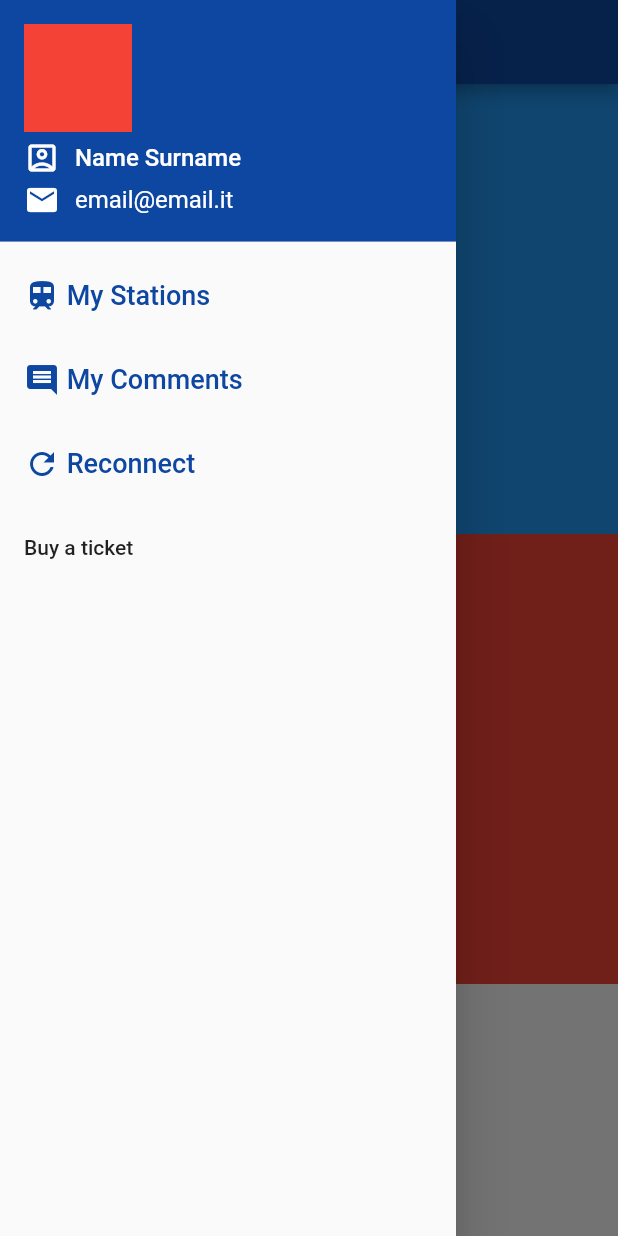
After one commit to AndreaVentura97/Design-and-Implementation-of-Mobile-Application, a Flutter app: the BuilderWidget screen opened directly, with the side drawer open, on a phone screen of 412 x 824 dp. The commit adds this screen. Run offline on Flutter 3.47's test engine with Material 2 defaults, Android fonts, the phone set to English and light mode, and no system bars; our stand-ins replace auto_size_text, carousel_pro, carousel_slider, delayed_display, dio, firebase_auth and 11 more; missing offline and left inert: android_intent, device_apps, flutter_facebook_login, googleapis, mongo_dart, sevr; accounts and stored records are empty; statements that could not run were skipped.

Commit message:
Tab Implementation

```diff
--- /dev/null
+++ b/flutter_app/lib/src/tabView/BuilderWidget.dart
@@ -0,0 +1,283 @@
+import 'dart:io';
+import 'dart:convert';
+import 'dart:typed_data';
+import 'package:android_intent/android_intent.dart';
+import 'package:device_apps/device_apps.dart';
+import 'package:firebase_messaging/firebase_messaging.dart';
+import 'package:flutter/material.dart';
+import 'package:flutter_app/redux/actions/actions.dart';
+import 'package:flutter_app/redux/model/AppState.dart';
+import 'package:flutter_app/src/services/userService.dart';
+import 'package:path_provider/path_provider.dart';
+import '../db.dart' as DB;
+import 'package:flutter_app/src/view/viewModel.dart';
+import 'package:flutter_redux/flutter_redux.dart';
+import 'package:url_launcher/url_launcher.dart';
+import '../view/profile.dart';
+import '../checkLogin.dart';
+
+//import 'login.dart';
+//import '../view/InfoProfileScreen.dart';
+import '../view/myCommentsScreen.dart';
+import '../view/myStations.dart';
+import '../view/notificationScreen.dart' as not;
+import '../view/notificationWidget.dart';
+import 'package:image_picker/image_picker.dart';
+
+class BuilderWidget extends StatefulWidget {
+  @override
+  BuilderWidgetState createState() => BuilderWidgetState();
+}
+
+class BuilderWidgetState extends State<BuilderWidget> {
+  var flag = false;
+  var package;
+  File imageFile;
+
+  @override
+  Widget build(BuildContext context) {
+    return new StoreConnector<AppState, ViewModel>(
+        converter: (store) => createViewModel(store),
+        builder: (context, _viewModel) {
+          return Scaffold(
+            appBar: AppBar(
+              backgroundColor: Colors.blue[900],
+            ),
+            drawer: new Drawer(
+                child: ListView(children: <Widget>[
+                  InkWell(
+                child: new UserAccountsDrawerHeader(
+                  decoration: BoxDecoration(color: Colors.blue[900]),
+                  accountName: Row(children: [
+                    Icon(
+                      Icons.account_box_outlined,
+                      color: Colors.white,
+                    ),
+                    SizedBox(
+                      width: 10,
+                    ),
+                    Text(
+                      "Name Surname",
+                      style: TextStyle(
+                        fontSize: 16,
+                      ),
+                    ),
+                  ]),
+                  accountEmail: Row(children: [
+                    Icon(
+                      Icons.email,
+                      color: Colors.white,
+                    ),
+                    SizedBox(
+                      width: 10,
+                    ),
+                    Text(
+                      "email@email.it",
+                      style: TextStyle(
+                        fontSize: 16,
+                      ),
+                    ),
+                  ]),
+                  currentAccountPicture: Container(
+                      color: Colors.yellow,
+                      child: Container(
+                        height: 50,
+                        width: 50,
+                        color: Colors.red,
+                      )
+
+                      // new CircleAvatar(
+                      //       backgroundImage: getPhoto(_viewModel.c.photo),
+                      //     ),
+                      ),
+                ),
+                onTap: () {
+                  // Navigator.pushReplacement(
+                  //     context,
+                  //     MaterialPageRoute(
+                  //         builder: (BuildContext context) =>
+                  //             InfoProfile(email: _viewModel.c.email)));
+                },
+              ),
+                  new ListTile(
+                  title: Row(
+                    mainAxisAlignment: MainAxisAlignment.start,
+                    children: [
+                      Icon(
+                        Icons.train,
+                        color: Colors.blue[900],
+                      ),
+                      Text(
+                        " My Stations",
+                        style: TextStyle(color: Colors.blue[900], fontSize: 18),
+                      ),
+                    ],
+                  ),
+                  onTap: () {
+                    // Navigator.push(
+                    //     context,
+                    //     MaterialPageRoute(
+                    //         builder: (context) =>
+                    //             MyStations(email: _viewModel.c.email)));
+                  }),
+                  new ListTile(
+                  title: Row(
+                    mainAxisAlignment: MainAxisAlignment.start,
+                    children: [
+                      Icon(
+                        Icons.comment,
+                        color: Colors.blue[900],
+                      ),
+                      Text(
+                        " My Comments",
+                        style: TextStyle(color: Colors.blue[900], fontSize: 18),
+                      ),
+                    ],
+                  ),
+                  onTap: () {
+                    // Navigator.push(context,
+                    //     MaterialPageRoute(builder: (context) => MyComments()));
+                  }),
+              //     new ListTile(
+              //   title:
+              //       Row(children: [Text("Notification"), NotificationWidget()]),
+              // ),
+                  new ListTile(
+                  title: Row(
+                    mainAxisAlignment: MainAxisAlignment.start,
+                    children: [
+                      Icon(
+                        Icons.refresh,
+                        color: Colors.blue[900],
+                      ),
+                      Text(
+                        " Reconnect",
+                        style: TextStyle(color: Colors.blue[900], fontSize: 18),
+                      ),
+                    ],
+                  ),
+                  onTap: () {
+                    DB.start().then((result) => setState(() {
+                          print("reconnected to mongoDb");
+                        }));
+                  }),
+                  new ListTile(
+                  title: Text("Buy a ticket"),
+                  onTap: () {
+                    openApp();
+                  }),
+
+              // new ListTile(
+              //   title: Row(
+              //     mainAxisAlignment: MainAxisAlignment.start,
+              //     children: [
+              //       Icon(Icons.exit_to_app, color: Colors.blue[900],),
+              //       Text(" Logout", style: TextStyle( color: Colors.blue[900], fontSize: 18),),
+              //     ],
+              //   ),
+              //   onTap: () {
+              //     setLogged(false);
+              //     Navigator.pushReplacement(context, MaterialPageRoute(
+              //         builder: (BuildContext context) => Login()));
+              //   },
+              // ),
+            ])),
+            body: Column(
+              children: [
+                Container(color: Colors.blue, height: 300),
+                Container(color: Colors.red, height: 300),
+              ],
+            ),
+          );
+        });
+  }
+
+  openApp() async {
+    String dt =
+        "https://www.atm.it/it/AtmNews/AtmInforma/Pagine/accedi_metro_smartphone.aspx";
+
+    DeviceApps.getInstalledApplications(
+            includeAppIcons: true,
+            includeSystemApps: false,
+            onlyAppsWithLaunchIntent: false)
+        .then((result) => setState(() {
+              for (int i = 0; i < result.length; i++) {
+                if (result[i].appName == "ATM Milano") {
+                  package = result[i].packageName;
+                  flag = true;
+                  //print(" $flag + $package");
+                }
+              }
+            }));
+    if (flag == true) {
+      DeviceApps.openApp(package);
+    } else {
+      if (await canLaunch(dt))
+        await launch(dt);
+      else
+        throw 'Could not launch $dt';
+    }
+  }
+
+  Future<void> showChoiceDialog(_viewModel, BuildContext context) {
+    return showDialog(
+        context: context,
+        builder: (BuildContext context) {
+          return AlertDialog(
+              title: Text("Make a choice"),
+              content: SingleChildScrollView(
+                  child: ListBody(children: <Widget>[
+                GestureDetector(
+                    child: Text("Gallery"),
+                    onTap: () {
+                      _openGallery(_viewModel, context);
+                    }),
+                GestureDetector(
+                    child: Text("Camera"),
+                    onTap: () {
+                      _openCamera(_viewModel, context);
+                    })
+              ])));
+        });
+  }
+
+  _openCamera(_viewModel, BuildContext context) async {
+    var picture = await ImagePicker.pickImage(source: ImageSource.camera);
+    final bytes = picture.readAsBytesSync();
+    String img64 = base64Encode(bytes);
+    await updatePhoto(_viewModel.c.email, img64);
+    await setPhoto(img64);
+    StoreProvider.of<AppState>(context).dispatch(updateCustomer(
+        name: _viewModel.c.name,
+        email: _viewModel.c.email,
+        photo: img64,
+        notification: _viewModel.c.notification));
+    Navigator.of(context).pop();
+  }
+
+  _openGallery(_viewModel, BuildContext context) async {
+    var picture = await ImagePicker.pickImage(source: ImageSource.gallery);
+    final bytes = picture.readAsBytesSync();
+    String img64 = base64Encode(bytes);
+    await updatePhoto(_viewModel.c.email, img64);
+    await setPhoto(img64);
+    StoreProvider.of<AppState>(context).dispatch(updateCustomer(
+        name: _viewModel.c.name,
+        email: _viewModel.c.email,
+        photo: img64,
+        notification: _viewModel.c.notification));
+    Navigator.of(context).pop();
+  }
+
+  ImageProvider getPhoto(photo) {
+    if (photo == null) {
+      return NetworkImage(
+          "https://loverary.files.wordpress.com/2013/10/facebook-default-no-profile-pic.jpg?w=619&zoom=2");
+    }
+    if (photo is String && photo.length > 200) {
+      return new MemoryImage(base64Decode(photo));
+    } else {
+      return new NetworkImage(photo);
+    }
+  }
+}
```
Also changed, not shown: flutter_app/lib/main.dart (+18 -23 lines), flutter_app/lib/src/tabView/MapWidget.dart (added, +226 -0 lines), flutter_app/lib/src/tabView/homeTab.dart (added, +47 -0 lines), flutter_app/lib/src/tabView/tabLogin.dart (added, +48 -0 lines), flutter_app/lib/src/view/login.dart (+24 -24 lines).
